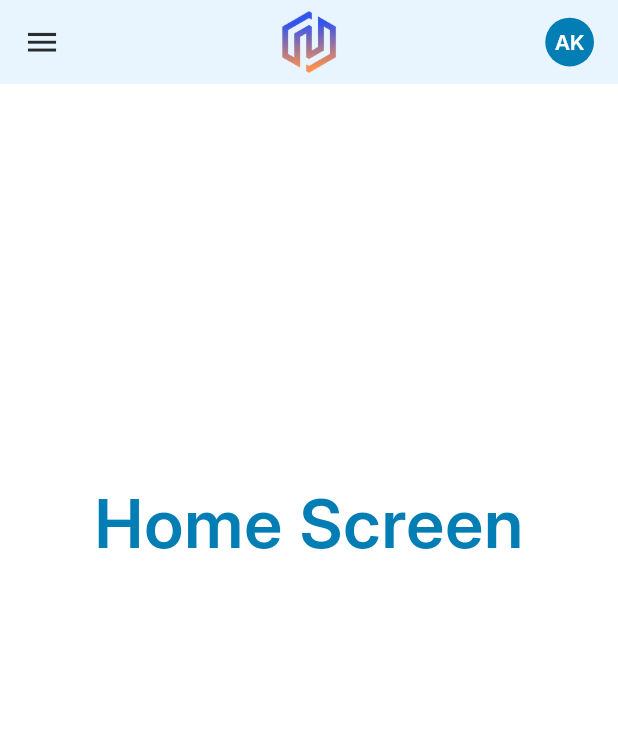
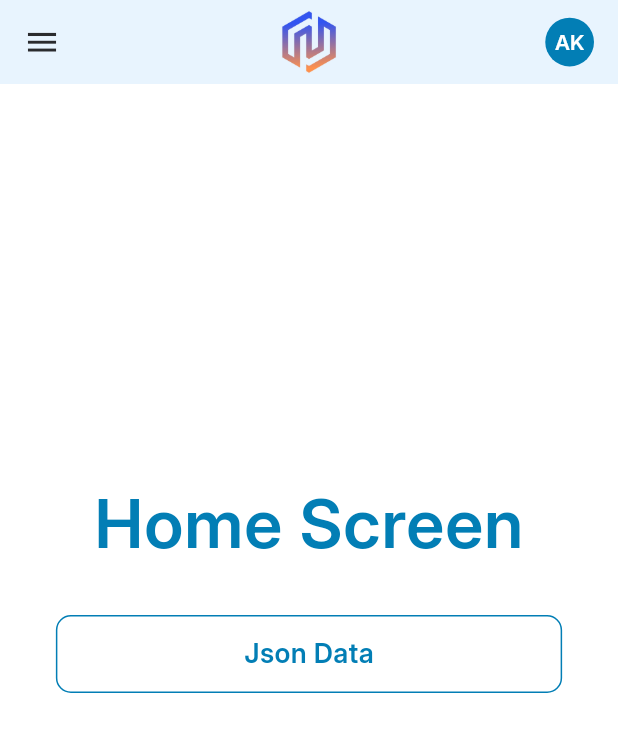
Before and after one commit to Adarsh9077/nexifBooks, a Flutter app: the HomePage screen opened directly, on a phone screen of 412 x 824 dp. Shown: the top 732 px of the screen. Run offline on Flutter 3.47's test engine with Material 3 defaults, Android fonts, the phone set to English and light mode, and no system bars; drawn by our look-alikes of dynamic_color; our stand-ins replace dio, hooks_riverpod, riverpod, shared_preferences, smooth_page_indicator; accounts and stored records are empty.

Commit message:
Json data fetched

```diff
--- a/lib/features/nexif_book/pages/homepage.dart
+++ b/lib/features/nexif_book/pages/homepage.dart
@@ -2,8 +2,10 @@
 import 'package:hooks_riverpod/hooks_riverpod.dart';
 import 'package:nexifbook/common/utils/constants.dart';
 import 'package:nexifbook/common/widget/app_style.dart';
+import 'package:nexifbook/common/widget/custom_otl_btn.dart';
 import 'package:nexifbook/common/widget/height_spacer.dart';
 import 'package:nexifbook/common/widget/reusable_text.dart';
+import 'package:nexifbook/features/nexif_book/pages/json_display_page.dart';
 import 'package:nexifbook/features/nexif_book/widgets/app_bar.dart';
 import 'package:nexifbook/features/nexif_book/widgets/custom_drawer.dart';
 
@@ -31,9 +33,29 @@
         children: [
           HeightSpacer(height: 260),
           Center(
-            child: ReusableText(
-              text: "Home Screen",
-              style: appStyle(45, FontWeight.bold, AppConst.kBlueLight),
+            child: Column(
+              children: [
+                ReusableText(
+                  text: "Home Screen",
+                  style: appStyle(45, FontWeight.bold, AppConst.kBlueLight),
+                ),
+                HeightSpacer(height: 30),
+                CustomOtlBtn(
+                  width: AppConst.kWidth * 0.9,
+                  height: 52,
+                  color: AppConst.kBlueLight,
+                  text: "Json Data",
+                  iconData: false,
+                  onTap: () {
+                    Navigator.push(
+                      context,
+                      MaterialPageRoute(
+                        builder: (context) => JsonDisplayPage(),
+                      ),
+                    );
+                  },
+                ),
+              ],
             ),
           ),
         ],
```
Also changed, not shown: lib/features/auth/pages/login_page.dart (+3 -7 lines), lib/features/auth/services/auth_service.dart (+16 -4 lines), lib/features/nexif_book/pages/json_display_page.dart (added, +82 -0 lines).
